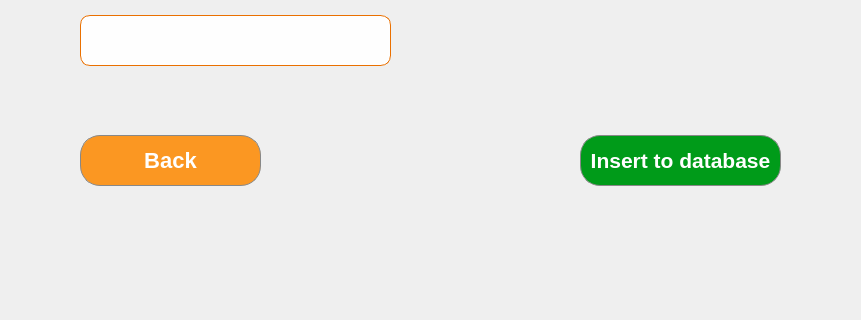
Above: Project SE/ui/add_new_userscreen.ui from Patatims/CCSFEN2_Project before the change; both pictures show x 140 to 1001 and y 395 to 715 of the 1200 by 800 pixel window. Below: the same form after it.
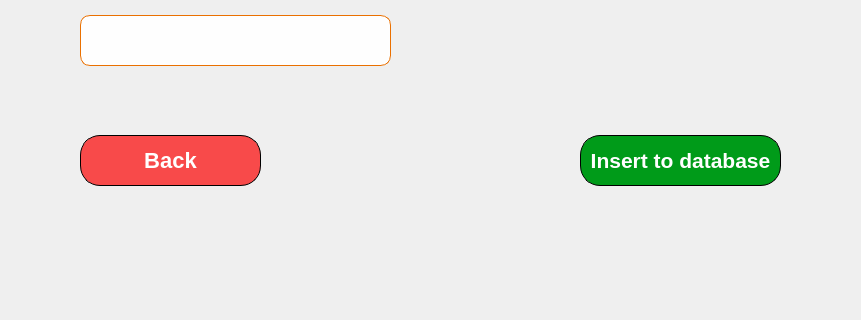
That is the form after the change.

The edit to the form file:
```diff
--- a/Project SE/ui/add_new_userscreen.ui
+++ b/Project SE/ui/add_new_userscreen.ui
@@ -82,8 +82,8 @@
     <property name="styleSheet">
      <string notr="true">QPushButton{
 	color: #FFFFFF;
-    background-color: #FB9722;
-    border: 1px solid #888888;
+    background-color: #F84A4A;
+   border: 1px solid #000000;
     border-radius: 20px;
 	font-family: 'Inter';
     font-size: 22px;
@@ -114,7 +114,7 @@
      <string notr="true">QPushButton{
 	color: #FFFFFF;
     background-color: #009B19;
-    border: 1px solid #888888;
+    border: 1px solid #000000;
     border-radius: 20px;
 	font-family: 'Roboto';
     font-size: 21px;
```
Left out of the diff: 5 changed lines with no effect on the pictures.
